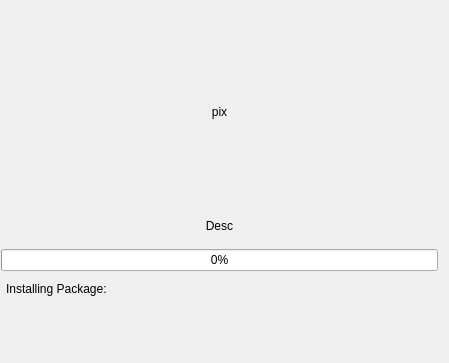
First picture: the form in yali4/gui/Ui/installwidget.ui, repository dadas45li/yali, before the edit.
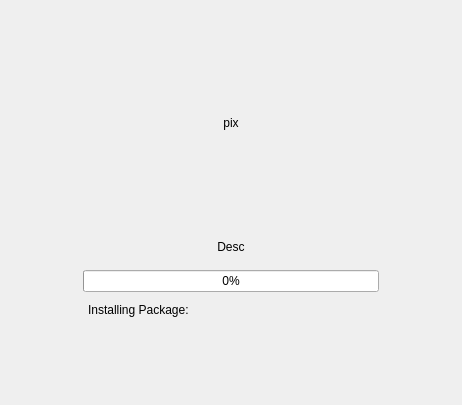
Second picture: the form after the edit.

```diff
--- a/yali4/gui/Ui/installwidget.ui
+++ b/yali4/gui/Ui/installwidget.ui
@@ -1,25 +1,19 @@
 <ui version="4.0" >
  <class>InstallWidget</class>
- <widget class="QWidget" name="InstallWidget" >
-  <property name="geometry" >
+ <widget class="QWidget" name="InstallWidget">
+  <property name="geometry">
    <rect>
     <x>0</x>
     <y>0</y>
-    <width>449</width>
-    <height>363</height>
+    <width>462</width>
+    <height>405</height>
    </rect>
   </property>
   <property name="windowTitle" >
    <string>Form3</string>
   </property>
-  <layout class="QGridLayout" >
-   <property name="leftMargin" >
-    <number>1</number>
-   </property>
-   <property name="rightMargin" >
-    <number>11</number>
-   </property>
-   <item row="0" column="0" >
+  <layout class="QGridLayout" name="gridLayout">
+   <item row="0" column="0" colspan="2">
     <spacer>
      <property name="orientation" >
       <enum>Qt::Horizontal</enum>
@@ -35,12 +29,12 @@
      </property>
     </spacer>
    </item>
-   <item row="0" column="1" >
-    <layout class="QVBoxLayout" >
+   <item row="0" column="2">
+    <layout class="QVBoxLayout">
      <item>
-      <widget class="QLabel" name="pix" >
-       <property name="sizePolicy" >
-        <sizepolicy vsizetype="Expanding" hsizetype="Expanding" >
+      <widget class="QLabel" name="pix">
+       <property name="sizePolicy">
+        <sizepolicy hsizetype="Expanding" vsizetype="Expanding">
          <horstretch>0</horstretch>
          <verstretch>0</verstretch>
         </sizepolicy>
@@ -57,8 +51,8 @@
       </widget>
      </item>
      <item>
-      <widget class="QLabel" name="desc" >
-       <property name="text" >
+      <widget class="QLabel" name="desc">
+       <property name="text">
         <string>Desc</string>
        </property>
        <property name="alignment" >
@@ -71,7 +65,7 @@
      </item>
     </layout>
    </item>
-   <item row="0" column="2" >
+   <item row="0" column="3" colspan="2">
     <spacer>
      <property name="orientation" >
       <enum>Qt::Horizontal</enum>
@@ -87,7 +81,7 @@
      </property>
     </spacer>
    </item>
-   <item row="1" column="0" colspan="3" >
+   <item row="1" column="0" colspan="5">
     <spacer>
      <property name="orientation" >
       <enum>Qt::Vertical</enum>
@@ -103,38 +97,90 @@
      </property>
     </spacer>
    </item>
-   <item row="2" column="0" colspan="3" >
-    <widget class="QProgressBar" name="progress" >
-     <property name="value" >
-      <number>0</number>
+   <item row="2" column="0">
+    <spacer name="horizontalSpacer">
+     <property name="orientation">
+      <enum>Qt::Horizontal</enum>
      </property>
-    </widget>
-   </item>
-   <item row="3" column="0" colspan="3" >
-    <widget class="QLabel" name="info" >
-     <property name="minimumSize" >
+     <property name="sizeType">
+      <enum>QSizePolicy::Fixed</enum>
+     </property>
+     <property name="sizeHint" stdset="0">
       <size>
-       <width>0</width>
-       <height>75</height>
+       <width>40</width>
+       <height>104</height>
       </size>
      </property>
-     <property name="text" >
-      <string>Installing Package: </string>
+    </spacer>
+   </item>
+   <item row="2" column="1" colspan="3">
+    <layout class="QVBoxLayout" name="verticalLayout">
+     <item>
+      <widget class="QProgressBar" name="progress">
+       <property name="value">
+        <number>0</number>
+       </property>
+      </widget>
+     </item>
+     <item>
+      <widget class="QLabel" name="info">
+       <property name="minimumSize">
+        <size>
+         <width>0</width>
+         <height>75</height>
+        </size>
+       </property>
+       <property name="text">
+        <string>Installing Package: </string>
+       </property>
+       <property name="alignment">
+        <set>Qt::AlignTop</set>
+       </property>
+       <property name="wordWrap">
+        <bool>true</bool>
+       </property>
+       <property name="indent">
+        <number>5</number>
+       </property>
+      </widget>
+     </item>
+    </layout>
+   </item>
+   <item row="2" column="4">
+    <spacer name="horizontalSpacer_2">
+     <property name="orientation">
+      <enum>Qt::Horizontal</enum>
      </property>
-     <property name="alignment" >
-      <set>Qt::AlignTop</set>
+     <property name="sizeType">
+      <enum>QSizePolicy::Fixed</enum>
      </property>
-     <property name="wordWrap" >
-      <bool>true</bool>
+     <property name="sizeHint" stdset="0">
+      <size>
+       <width>40</width>
+       <height>20</height>
+      </size>
      </property>
-     <property name="indent" >
-      <number>5</number>
+    </spacer>
+   </item>
+   <item row="3" column="1" colspan="3">
+    <spacer name="verticalSpacer">
+     <property name="orientation">
+      <enum>Qt::Vertical</enum>
      </property>
-    </widget>
+     <property name="sizeType">
+      <enum>QSizePolicy::Fixed</enum>
+     </property>
+     <property name="sizeHint" stdset="0">
+      <size>
+       <width>20</width>
+       <height>20</height>
+      </size>
+     </property>
+    </spacer>
    </item>
   </layout>
  </widget>
- <layoutdefault spacing="6" margin="11" />
+ <layoutdefault spacing="6" margin="11"/>
  <pixmapfunction>qPixmapFromMimeSource</pixmapfunction>
  <resources/>
  <connections/>
```
Left out of the diff: 33 changed lines with no effect on the pictures.
